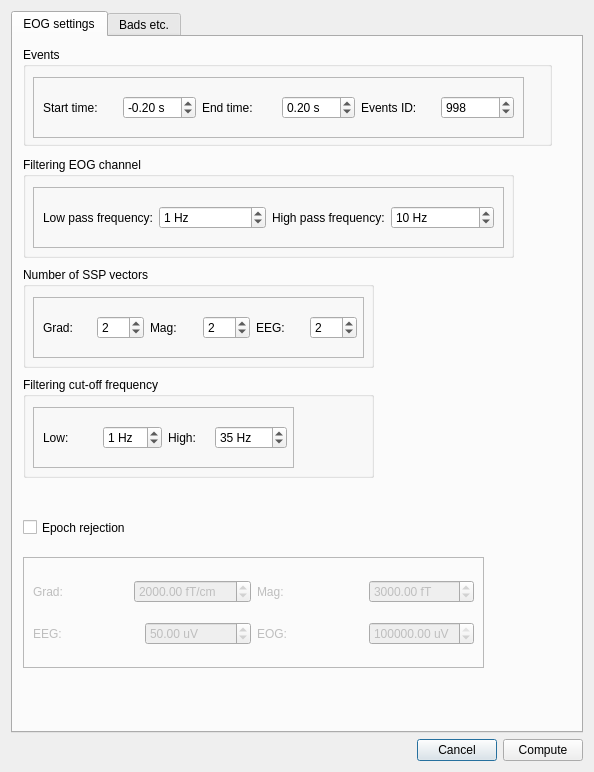
Old version of the form hoksotin/ui/qt4Designer/eogParametersDialog.ui in the repository cibr-jyu/meggie.
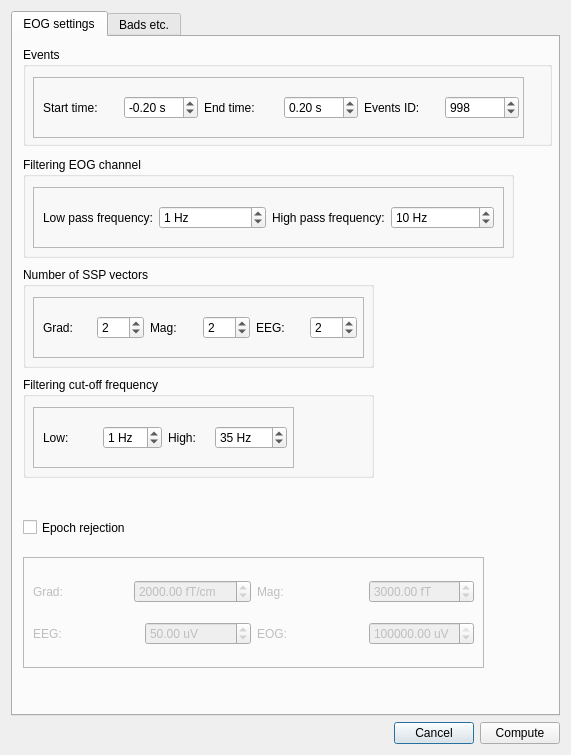
New version of the form.

Patch:
```diff
--- a/hoksotin/ui/qt4Designer/eogParametersDialog.ui
+++ b/hoksotin/ui/qt4Designer/eogParametersDialog.ui
@@ -2,12 +2,15 @@
 <ui version="4.0">
  <class>Dialog</class>
  <widget class="QDialog" name="Dialog">
+  <property name="enabled">
+   <bool>true</bool>
+  </property>
   <property name="geometry">
    <rect>
     <x>0</x>
     <y>0</y>
-    <width>594</width>
-    <height>772</height>
+    <width>571</width>
+    <height>755</height>
    </rect>
   </property>
   <property name="windowTitle">
@@ -359,7 +362,7 @@
           <rect>
            <x>10</x>
            <y>10</y>
-           <width>471</width>
+           <width>476</width>
            <height>41</height>
           </rect>
          </property>
```
